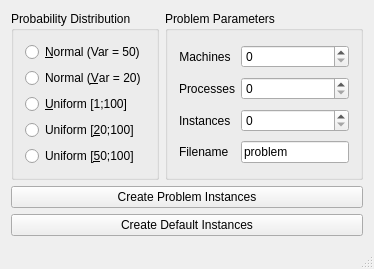
markuspg/instance_generator, file ui/mainwindow.ui: the form before one commit.
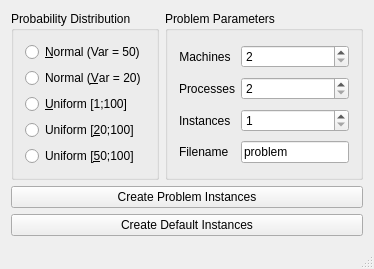
The form after the commit.

Commit message:
Set reasonable default values
Less than two machines or process don't make sense, because then there
is nothing to optimize. Likewise at least one instance should be
created.

The edit to the form file:
```diff
--- a/ui/mainwindow.ui
+++ b/ui/mainwindow.ui
@@ -126,6 +126,9 @@
            <property name="accelerated">
             <bool>true</bool>
            </property>
+           <property name="minimum">
+            <number>2</number>
+           </property>
            <property name="maximum">
             <number>9999</number>
            </property>
@@ -136,6 +139,9 @@
            <property name="accelerated">
             <bool>true</bool>
            </property>
+           <property name="minimum">
+            <number>2</number>
+           </property>
            <property name="maximum">
             <number>9999</number>
            </property>
@@ -146,6 +152,9 @@
            <property name="accelerated">
             <bool>true</bool>
            </property>
+           <property name="minimum">
+            <number>1</number>
+           </property>
            <property name="maximum">
             <number>9999</number>
            </property>
```
